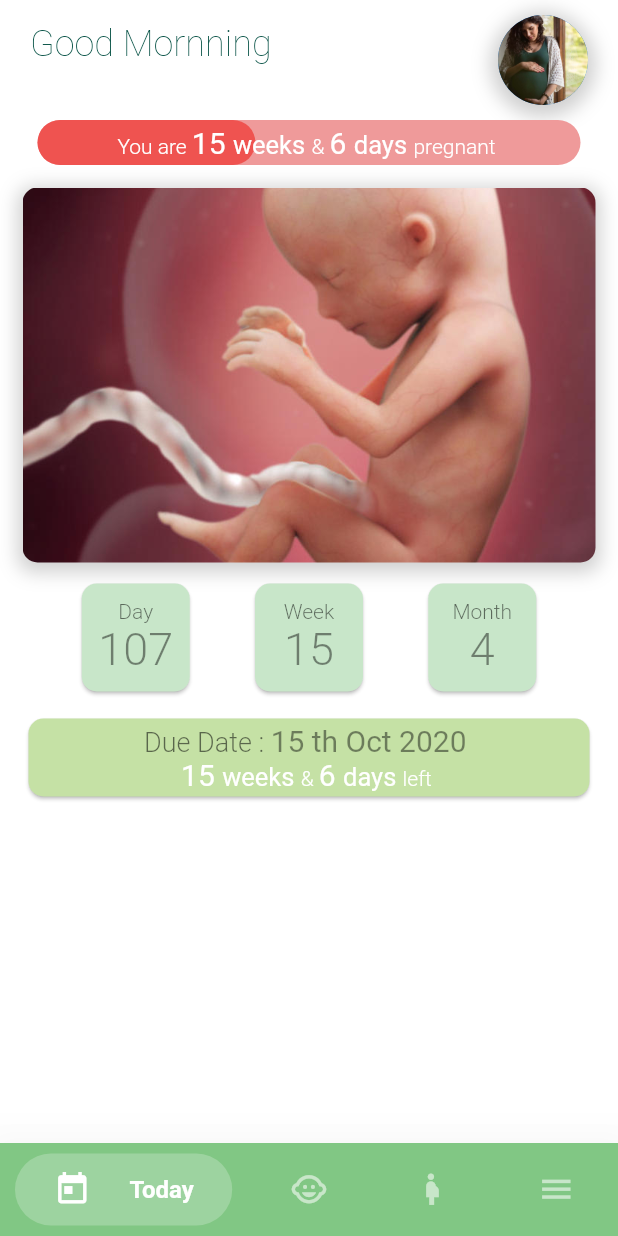
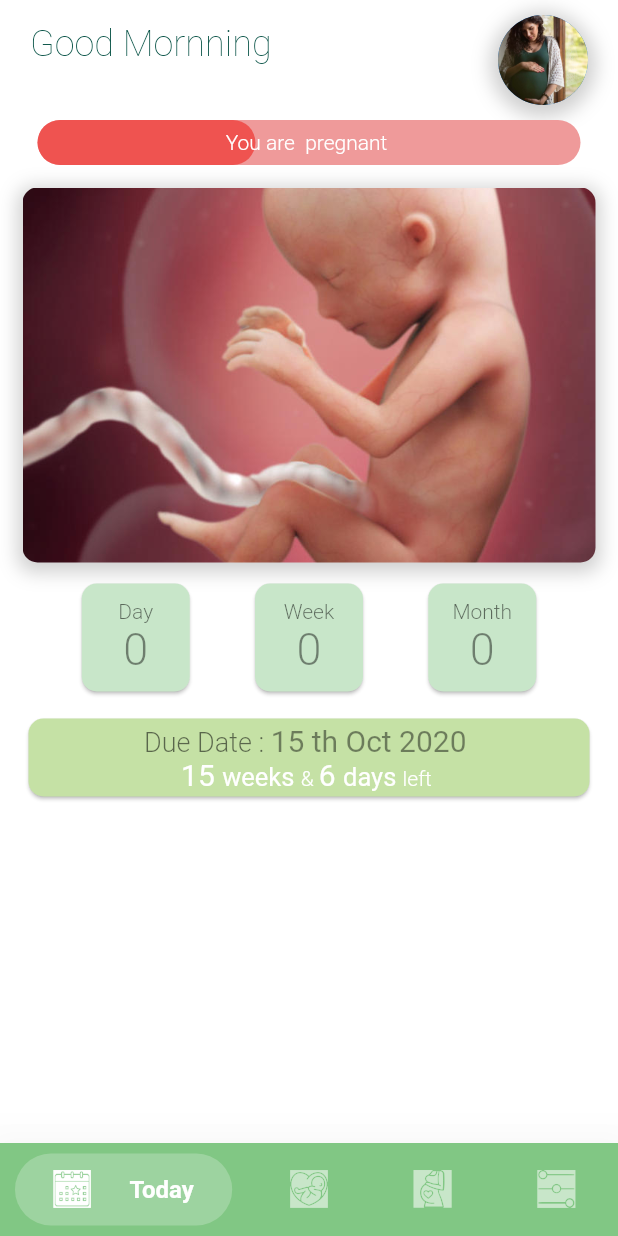
Before and after one commit to chanakaCP/pregnancy_tracking_app, a Flutter app: the Home screen opened directly with empty values, on a phone screen of 412 x 824 dp. Run offline on Flutter 3.47's test engine with Material 2 defaults, Android fonts, the phone set to English and light mode, and no system bars; drawn by our look-alikes of bubble_bottom_bar, percent_indicator; our stand-ins replace cloud_firestore, firebase_auth; accounts and stored records are empty.

Commit message:
Add login function to progress bar text

```diff
--- a/lib/Screens/home.dart
+++ b/lib/Screens/home.dart
@@ -2,11 +2,11 @@ import 'package:flutter/material.dart';
 import 'package:bubble_bottom_bar/bubble_bottom_bar.dart';
 import 'package:pregnancy_tracking_app/models/user.dart';
 import '../services/databaseService.dart';
-import '../services/authService.dart';
 import 'baby.dart';
 import 'mother.dart';
 import 'today.dart';
 import 'more.dart';
+import 'package:pregnancy_tracking_app/shared/custom_icons_icons.dart';
 
 class Home extends StatefulWidget {
   String userId;
@@ -21,7 +21,7 @@ class _HomeState extends State<Home> {
   int _currentIndex;
   Stream userStream;
   User currentUser = User();
-  List<Widget> currentBody = [Today(), Baby(), Mother(), More()];
+  List<Widget> _currentBody() => [Today(currentUser), Baby(), Mother(), More()];
 
   @override
   void initState() {
@@ -38,6 +38,7 @@ class _HomeState extends State<Home> {
 
   @override
   Widget build(BuildContext context) {
+    final List<Widget> currentBody = _currentBody();
     return StreamBuilder(
       stream: userStream,
       builder: (context, currentUserSnap) {
@@ -121,11 +122,11 @@ class _HomeState extends State<Home> {
                 BubbleBottomBarItem(
                   backgroundColor: Colors.green[100],
                   icon: Icon(
-                    Icons.today,
+                    CustomIcons.today,
                     color: Colors.green[100],
                   ),
                   activeIcon: Icon(
-                    Icons.today,
+                    CustomIcons.today,
                     color: Colors.white,
                   ),
                   title: Text(
@@ -136,11 +137,11 @@ class _HomeState extends State<Home> {
                 BubbleBottomBarItem(
                   backgroundColor: Colors.green[100],
                   icon: Icon(
-                    Icons.child_care,
+                    CustomIcons.baby,
                     color: Colors.green[100],
                   ),
                   activeIcon: Icon(
-                    Icons.child_care,
+                    CustomIcons.baby,
                     color: Colors.white,
                   ),
                   title: Text(
@@ -151,11 +152,11 @@ class _HomeState extends State<Home> {
                 BubbleBottomBarItem(
                   backgroundColor: Colors.green[100],
                   icon: Icon(
-                    Icons.pregnant_woman,
+                    CustomIcons.mother,
                     color: Colors.green[100],
                   ),
                   activeIcon: Icon(
-                    Icons.pregnant_woman,
+                    CustomIcons.mother,
                     color: Colors.white,
                   ),
                   title: Text(
@@ -166,11 +167,11 @@ class _HomeState extends State<Home> {
                 BubbleBottomBarItem(
                   backgroundColor: Colors.green[100],
                   icon: Icon(
-                    Icons.menu,
+                    CustomIcons.more,
                     color: Colors.green[100],
                   ),
                   activeIcon: Icon(
-                    Icons.menu,
+                    CustomIcons.more,
                     color: Colors.white,
                   ),
                   title: Text(
--- a/lib/Screens/today.dart
+++ b/lib/Screens/today.dart
@@ -1,19 +1,28 @@
 import 'package:flutter/material.dart';
 import 'package:percent_indicator/percent_indicator.dart';
-import 'package:pregnancy_tracking_app/services/databaseService.dart';
+import 'package:pregnancy_tracking_app/models/user.dart';
+import 'package:pregnancy_tracking_app/shared/shared.dart';
 
 class Today extends StatefulWidget {
-  // FirebaseUser user;
-  // Today(this.user);
+  User currentUser = User();
+  Today(this.currentUser);
   @override
   _TodayState createState() => _TodayState();
 }
 
 class _TodayState extends State<Today> {
-  // DatabaseService _databaseService = DatabaseService();
+  Shared shared = Shared();
+
+  int days;
+  int weeks;
+  int months;
+
   @override
   void initState() {
     super.initState();
+    days = shared.countDates(this.widget.currentUser.lastPeriodDate);
+    weeks = shared.countWeeks(this.widget.currentUser.lastPeriodDate);
+    months = shared.countMonths(this.widget.currentUser.lastPeriodDate);
   }
 
   @override
@@ -66,23 +75,31 @@ class _TodayState extends State<Today> {
               style: TextStyle(fontWeight: FontWeight.w300),
             ),
             TextSpan(
-              text: '15 ',
+              text: (days >= 7)
+                  ? (days % 7 == 0) ? weeks.toString() : (weeks - 1).toString()
+                  : '',
               style: TextStyle(fontWeight: FontWeight.w400, fontSize: 20.0),
             ),
             TextSpan(
-              text: 'weeks ',
+              text: (days >= 7)
+                  ? (days >= 7 && days <= 13) ? ' week ' : ' weeks '
+                  : '',
               style: TextStyle(fontWeight: FontWeight.w400, fontSize: 17.0),
             ),
             TextSpan(
-              text: '& ',
+              text: ((days % 7 != 0) && (days >= 7)) ? '& ' : ' ',
               style: TextStyle(fontWeight: FontWeight.w300),
             ),
             TextSpan(
-              text: '6 ',
+              text: (days % 7 != 0)
+                  ? (days % 7 == 0)
+                      ? '0'
+                      : (days - ((weeks - 1) * 7)).toString()
+                  : '',
               style: TextStyle(fontWeight: FontWeight.w400, fontSize: 20.0),
             ),
             TextSpan(
-              text: 'days ',
+              text: (days % 7 != 0) ? (days % 7 == 1) ? ' day ' : ' days ' : '',
               style: TextStyle(fontWeight: FontWeight.w400, fontSize: 17.0),
             ),
             TextSpan(
@@ -123,7 +140,7 @@ class _TodayState extends State<Today> {
                   ),
                 ),
                 Text(
-                  "107",
+                  days.toString(),
                   style: TextStyle(
                     color: Colors.black45,
                     fontSize: 30.0,
@@ -154,7 +171,7 @@ class _TodayState extends State<Today> {
                   ),
                 ),
                 Text(
-                  "15",
+                  weeks.toString(),
                   style: TextStyle(
                     color: Colors.black45,
                     fontSize: 30.0,
@@ -185,7 +202,7 @@ class _TodayState extends State<Today> {
                   ),
                 ),
                 Text(
-                  "4",
+                  months.toString(),
                   style: TextStyle(
                       color: Colors.black45,
                       fontSize: 30.0,
--- a/lib/services/databaseService.dart
+++ b/lib/services/databaseService.dart
@@ -1,3 +1,5 @@
+import 'package:flutter/cupertino.dart';
+
 import '../models/user.dart';
 import 'package:cloud_firestore/cloud_firestore.dart';
 
--- /dev/null
+++ b/lib/shared/custom_icons_icons.dart
@@ -0,0 +1,28 @@
+/// Flutter icons CustomIcons
+/// Copyright (C) 2020 by original authors @ fluttericon.com, fontello.com
+/// This font was generated by FlutterIcon.com, which is derived from Fontello.
+///
+/// To use this font, place it in your fonts/ directory and include the
+/// following in your pubspec.yaml
+///
+/// flutter:
+///   fonts:
+///    - family:  CustomIcons
+///      fonts:
+///       - asset: fonts/CustomIcons.ttf
+///
+///
+///
+import 'package:flutter/widgets.dart';
+
+class CustomIcons {
+  CustomIcons._();
+
+  static const _kFontFam = 'CustomIcons';
+  static const _kFontPkg = null;
+
+  static const IconData mother = IconData(0xe800, fontFamily: _kFontFam, fontPackage: _kFontPkg);
+  static const IconData more = IconData(0xe801, fontFamily: _kFontFam, fontPackage: _kFontPkg);
+  static const IconData today = IconData(0xe802, fontFamily: _kFontFam, fontPackage: _kFontPkg);
+  static const IconData baby = IconData(0xe803, fontFamily: _kFontFam, fontPackage: _kFontPkg);
+}
--- a/lib/shared/shared.dart
+++ b/lib/shared/shared.dart
@@ -3,4 +3,30 @@ class Shared {
     phoneNumber = "+94" + phoneNumber;
     return phoneNumber;
   }
+
+  countDates(DateTime date) {
+    return DateTime.now().difference(date).inDays;
+  }
+
+  countWeeks(DateTime date) {
+    int dates = DateTime.now().difference(date).inDays;
+    int weeks;
+    if (dates % 7 == 0) {
+      weeks = (dates / 7).toInt();
+    } else {
+      weeks = (dates / 7).toInt() + 1;
+    }
+    return weeks;
+  }
+
+  countMonths(DateTime date) {
+    int dates = DateTime.now().difference(date).inDays;
+    int months;
+    if (dates % 30 == 0) {
+      months = (dates / 30).toInt();
+    } else {
+      months = (dates / 30).toInt() + 1;
+    }
+    return months;
+  }
 }
--- a/pubspec.yaml
+++ b/pubspec.yaml
@@ -52,6 +52,10 @@ flutter:
   # included with your application, so that you can use the icons in
   # the material Icons class.
   uses-material-design: true
+  fonts:
+    - family:  CustomIcons
+      fonts:
+        - asset: fonts/CustomIcons.ttf
 
   # To add assets to your application, add an assets section, like this:
   assets:
@@ -83,6 +87,7 @@ flutter:
   # list giving the asset and other descriptors for the font. For
   # example:
   # fonts:
+
   #   - family: Schyler
   #     fonts:
   #       - asset: fonts/Schyler-Regular.ttf
```
Also changed, not shown: fonts/CustomIcons.ttf (added), images/fonts/CustomIcons.ttf (added).
